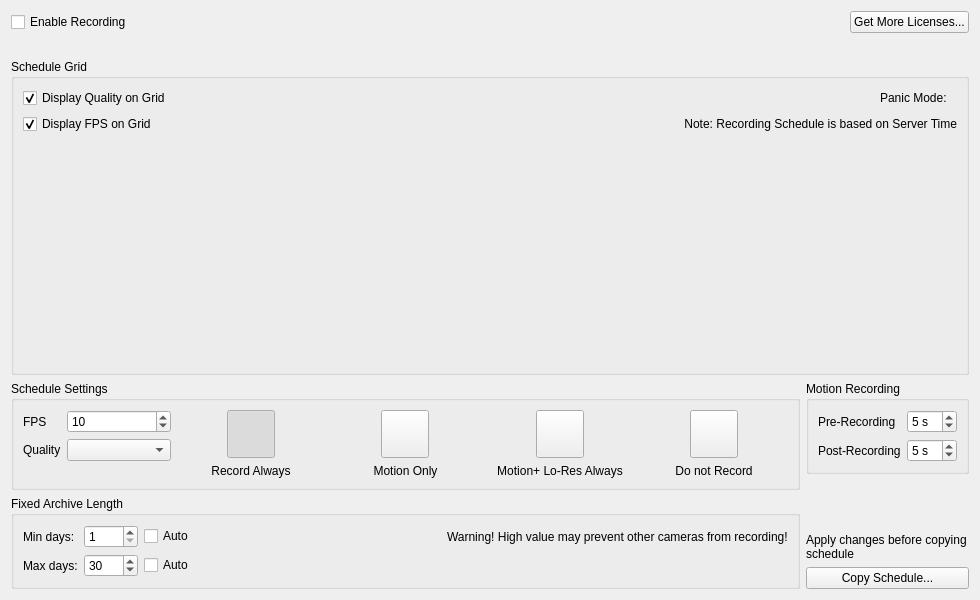
Qt form client/src/ui/widgets/properties/camera_schedule_widget.ui (networkoptix/nx_open) before a commit.
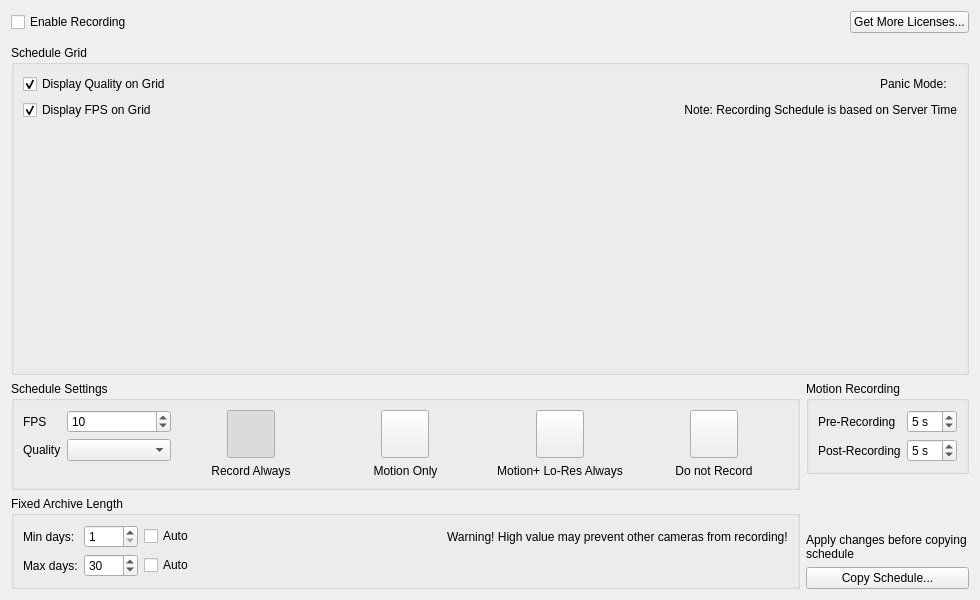
The same form after that commit. Custom widgets are drawn as their Qt base class.

Commit message:
(Issue #3737) :  Recording schedule looks incorrect if activate all types of license
(Issue #3746) :  Sometimes disabled recording page will be enable

<==== Mercurial data ====>
Branch: roma_pack2

Diff of the .ui file:
```diff
--- a/client/src/ui/widgets/properties/camera_schedule_widget.ui
+++ b/client/src/ui/widgets/properties/camera_schedule_widget.ui
@@ -62,11 +62,7 @@
     </layout>
    </item>
    <item>
-    <widget class="QLabel" name="licensesLabel">
-     <property name="text">
-      <string notr="true">&lt;X license(s) are used out of Y&gt;</string>
-     </property>
-    </widget>
+    <widget class="QnLicensesUsageWidget" name="licensesUsageWidget" native="true"/>
    </item>
    <item>
     <widget class="QGroupBox" name="scheduleGridGroupBox">
@@ -657,6 +653,12 @@
    <extends>QToolButton</extends>
    <header>ui/widgets/checked_button.h</header>
   </customwidget>
+  <customwidget>
+   <class>QnLicensesUsageWidget</class>
+   <extends>QWidget</extends>
+   <header location="global">ui/widgets/licenses_usage_widget.h</header>
+   <container>1</container>
+  </customwidget>
  </customwidgets>
  <tabstops>
   <tabstop>enableRecordingCheckBox</tabstop>
```
Left out of the diff: 7 changed lines with no effect on the pictures. The commit also changes 10 other files.
